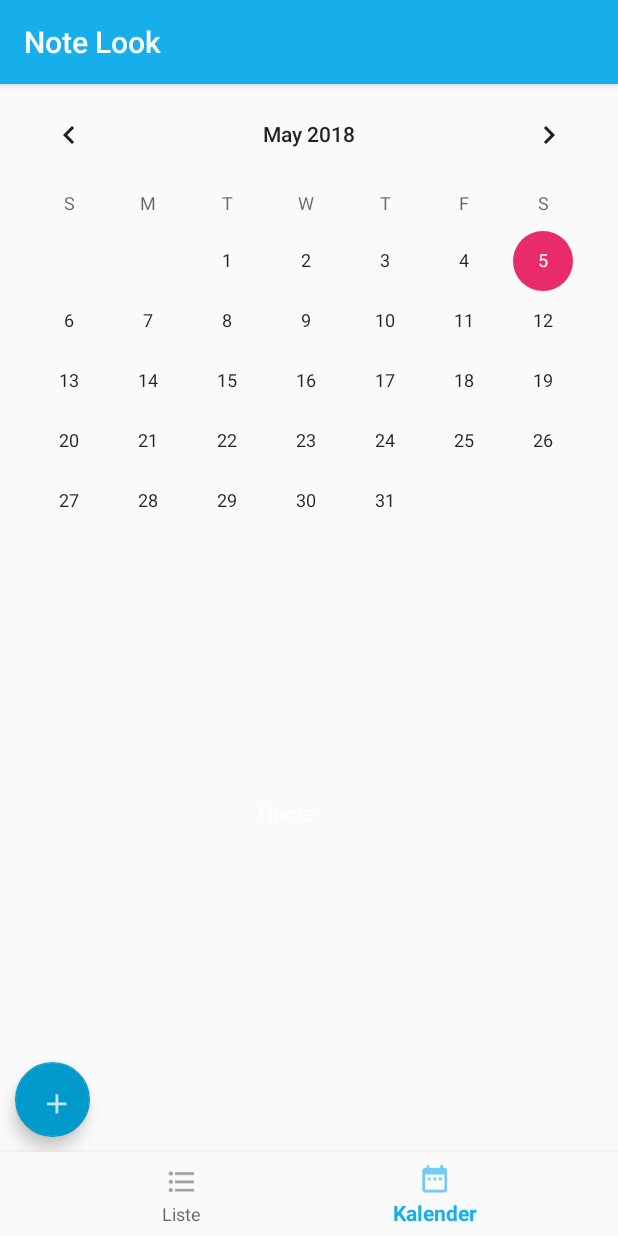
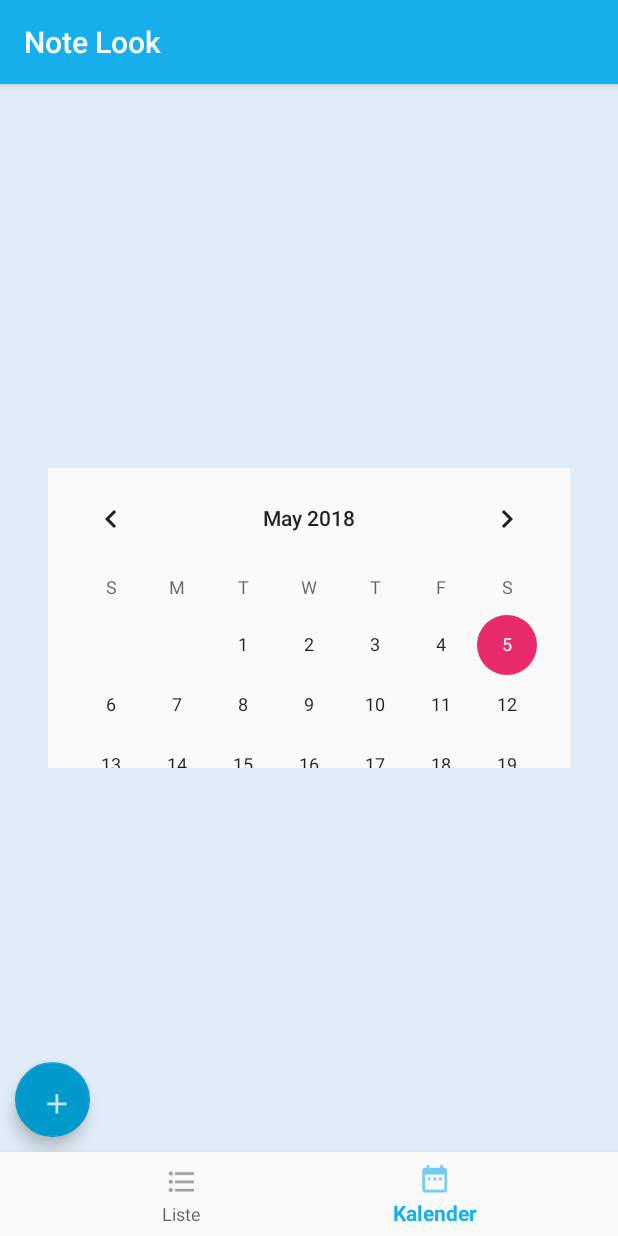
Before and after one commit to baduncle93/MobilesTagebuch, an Android app: the screen it shows after launch (Kalenderansicht), item 2 of the bottom bar chosen, on a phone screen of 412 x 824 dp. Run offline under Robolectric (Android 15) with nearby library versions, the phone set to English and light mode, and no system bars.

Commit message:
some minor changes

```diff
--- a/app/src/main/java/com/example/baduncle/thediary/Kalenderansicht.java
+++ b/app/src/main/java/com/example/baduncle/thediary/Kalenderansicht.java
@@ -14,7 +14,7 @@ import android.widget.TextView;
 
 public class Kalenderansicht extends AppCompatActivity {
     final Context context=this;
-    private TextView mTextMessage;
+
 
     //Navigation mittels Navigationsleiste unten
     private BottomNavigationView.OnNavigationItemSelectedListener mOnNavigationItemSelectedListener
@@ -24,13 +24,13 @@ public class Kalenderansicht extends AppCompatActivity {
         public boolean onNavigationItemSelected(@NonNull MenuItem item) {
             switch (item.getItemId()) {
                 case R.id.navigation_liste:
-                    mTextMessage.setText("");
+
                     Intent intent1 = new Intent(context,Listenansicht.class);
                     startActivity(intent1);
-                    overridePendingTransition(R.anim.fade_in,R.anim.fade_out);
+                    overridePendingTransition(R.anim.slide_in_left,R.anim.slide_out_right);
                     return true;
                 case R.id.navigation_kalender:
-                    mTextMessage.setText("");
+
                     return true;
             }
             return false;
@@ -42,7 +42,7 @@ public class Kalenderansicht extends AppCompatActivity {
         super.onCreate(savedInstanceState);
         setContentView(R.layout.activity_kalenderansicht);
         FloatingActionButton button=  findViewById(R.id.addbutton_kal);
-        mTextMessage = (TextView) findViewById(R.id.message);
+
 
         //Navigationsleiste initialisieren
         BottomNavigationView navigation = (BottomNavigationView) findViewById(R.id.navigation);
--- a/app/src/main/java/com/example/baduncle/thediary/Listenansicht.java
+++ b/app/src/main/java/com/example/baduncle/thediary/Listenansicht.java
@@ -55,7 +55,7 @@ public class Listenansicht extends AppCompatActivity {
                     mTextMessage.setText("");
                     Intent intent2 = new Intent(context,Kalenderansicht.class);
                     startActivity(intent2);
-                    overridePendingTransition(R.anim.fade_in,R.anim.fade_out);
+                    overridePendingTransition(R.anim.slide_in_right,R.anim.slide_out_left);
                     return true;
             }
             return false;
--- /dev/null
+++ b/app/src/main/res/anim/slide_in_left.xml
@@ -0,0 +1,8 @@
+<?xml version="1.0" encoding="utf-8"?>
+
+<set xmlns:android="http://schemas.android.com/apk/res/android">
+    <translate
+        android:duration="@android:integer/config_mediumAnimTime"
+        android:fromXDelta="-100%p"
+        android:toXDelta="0" />
+</set>
--- /dev/null
+++ b/app/src/main/res/anim/slide_in_right.xml
@@ -0,0 +1,8 @@
+<?xml version="1.0" encoding="utf-8"?>
+
+<set xmlns:android="http://schemas.android.com/apk/res/android">
+    <translate
+        android:duration="@android:integer/config_mediumAnimTime"
+        android:fromXDelta="100%p"
+        android:toXDelta="0" />
+</set>
--- /dev/null
+++ b/app/src/main/res/anim/slide_out_left.xml
@@ -0,0 +1,7 @@
+<?xml version="1.0" encoding="utf-8"?>
+<set xmlns:android="http://schemas.android.com/apk/res/android">
+    <translate
+        android:duration="@android:integer/config_mediumAnimTime"
+        android:fromXDelta="0"
+        android:toXDelta="-100%p" />
+</set>
--- /dev/null
+++ b/app/src/main/res/anim/slide_out_right.xml
@@ -0,0 +1,8 @@
+<?xml version="1.0" encoding="utf-8"?>
+
+<set xmlns:android="http://schemas.android.com/apk/res/android">
+    <translate
+        android:duration="@android:integer/config_mediumAnimTime"
+        android:fromXDelta="0"
+        android:toXDelta="100%p" />
+</set>
--- a/app/src/main/res/layout/activity_kalenderansicht.xml
+++ b/app/src/main/res/layout/activity_kalenderansicht.xml
@@ -5,18 +5,9 @@
     android:id="@+id/container"
     android:layout_width="match_parent"
     android:layout_height="match_parent"
-    tools:context=".Kalenderansicht">
+    tools:context=".Kalenderansicht"
+    android:background="@color/colorEintragsHintergrund">
 
-    <TextView
-        android:id="@+id/message"
-        android:layout_width="wrap_content"
-        android:layout_height="wrap_content"
-        android:layout_marginLeft="172dp"
-        android:layout_marginTop="476dp"
-        android:text="@string/title_home"
-        android:textColor="@color/colorWhite"
-        app:layout_constraintLeft_toLeftOf="parent"
-        app:layout_constraintTop_toTopOf="parent" />
 
     <android.support.design.widget.BottomNavigationView
         android:id="@+id/navigation"
@@ -44,11 +35,12 @@
 
     <CalendarView
         android:id="@+id/calendarView"
-        android:layout_width="0dp"
-        android:layout_height="300dp"
+        android:layout_width="wrap_content"
+        android:layout_height="200dp"
+        app:layout_constraintBottom_toTopOf="@+id/navigation"
         app:layout_constraintEnd_toEndOf="parent"
-        app:layout_constraintHorizontal_bias="0.5"
         app:layout_constraintStart_toStartOf="parent"
-        app:layout_constraintTop_toTopOf="parent" />
+        app:layout_constraintTop_toTopOf="parent"
+        android:background="?android:attr/windowBackground"/>
 
 </android.support.constraint.ConstraintLayout>
--- a/app/src/main/res/layout/activity_listenansicht.xml
+++ b/app/src/main/res/layout/activity_listenansicht.xml
@@ -6,7 +6,8 @@
     android:id="@+id/container"
     android:layout_width="match_parent"
     android:layout_height="match_parent"
-    tools:context=".Listenansicht">
+    tools:context=".Listenansicht"
+    >
 
     <TextView
         android:id="@+id/message"
```
